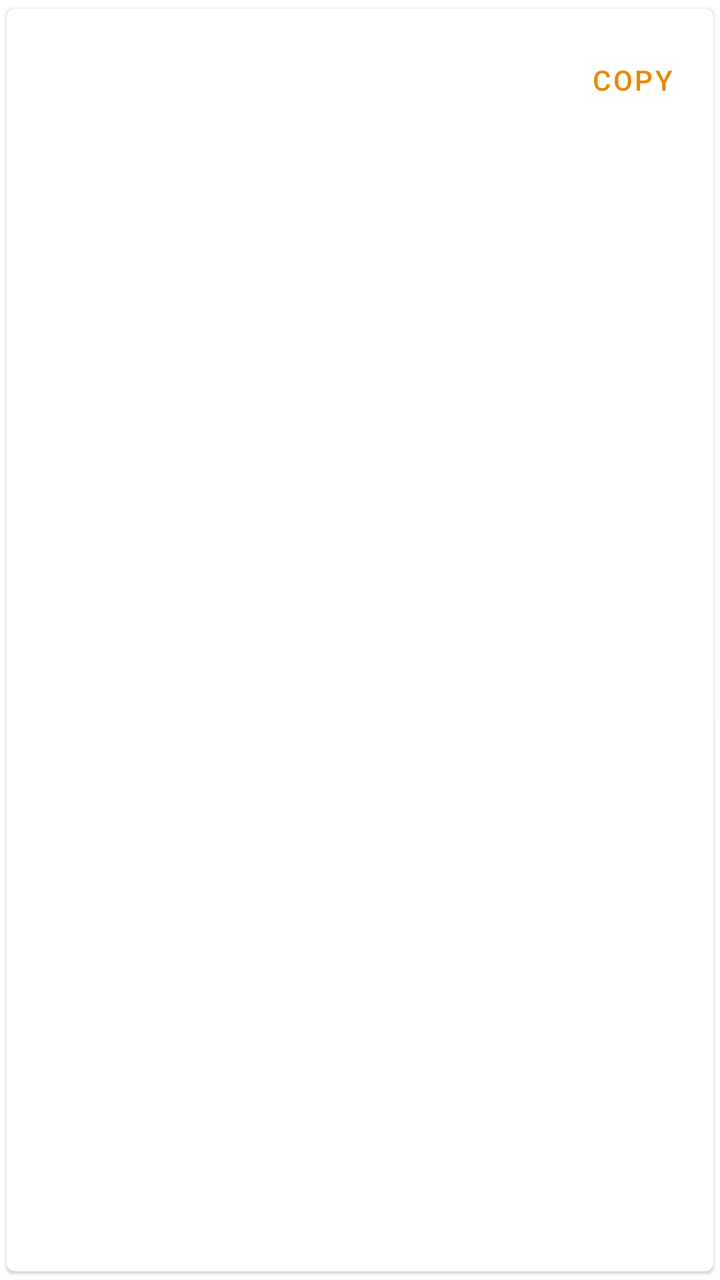
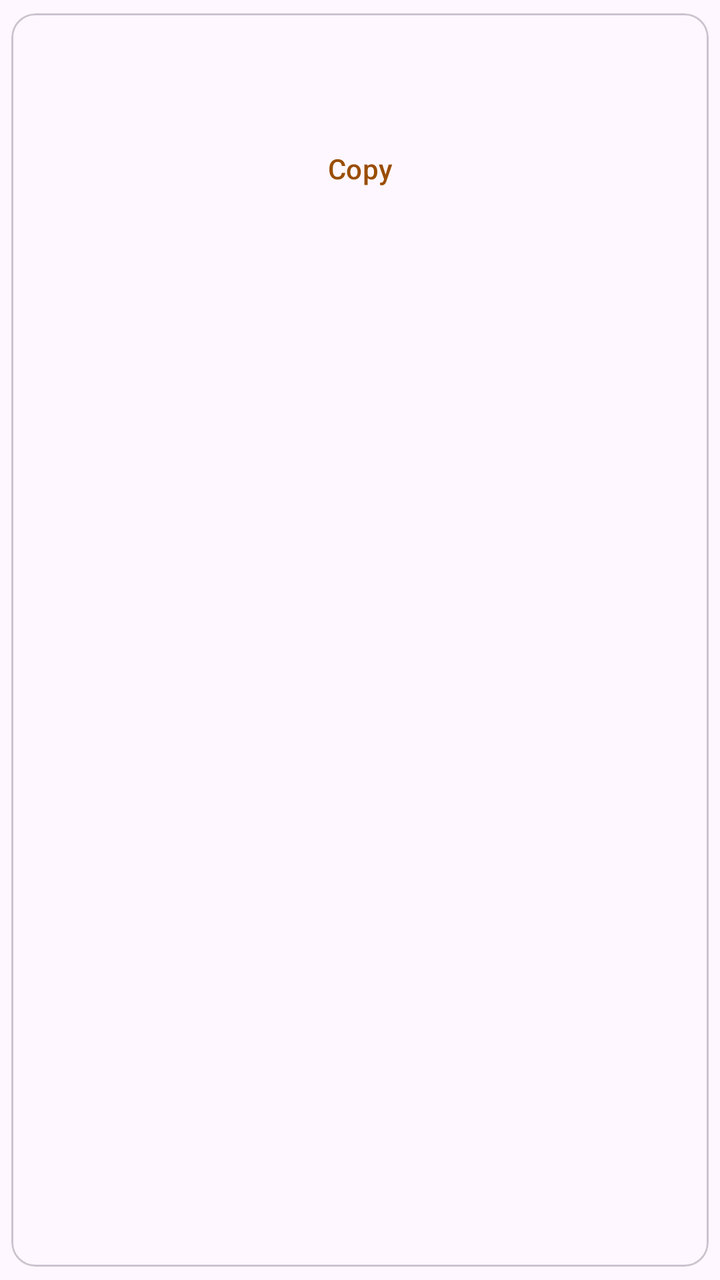

An Android layout rendered at two revisions. The XML below is the earlier revision; the diff shows what the commit changed to produce the second picture.
<!-- AndroidManifest.xml: application theme AppTheme -->
<!-- res/layout/item_digest.xml -->
<?xml version="1.0" encoding="utf-8"?>
<com.google.android.material.card.MaterialCardView xmlns:android="http://schemas.android.com/apk/res/android"
    xmlns:app="http://schemas.android.com/apk/res-auto"
    android:layout_width="match_parent"
    android:layout_height="wrap_content"
    android:layout_marginTop="8dp"
    app:cardUseCompatPadding="true">

    <LinearLayout
        android:layout_width="match_parent"
        android:layout_height="wrap_content"
        android:orientation="vertical"
        android:padding="12dp">

        <LinearLayout
            android:layout_width="match_parent"
            android:layout_height="wrap_content"
            android:gravity="center_vertical"
            android:orientation="horizontal">

            <TextView
                android:id="@+id/algorithm"
                android:layout_width="0dp"
                android:layout_height="wrap_content"
                android:layout_weight="1"
                android:textAppearance="@style/TextAppearance.MaterialComponents.Subtitle2" />

            <TextView
                android:id="@+id/legacy"
                android:layout_width="wrap_content"
                android:layout_height="wrap_content"
                android:layout_marginEnd="8dp"
                android:text="@string/digest_legacy_label"
                android:textAppearance="@style/TextAppearance.MaterialComponents.Caption"
                android:visibility="gone" />

            <com.google.android.material.button.MaterialButton
                android:id="@+id/copy"
                style="@style/Widget.MaterialComponents.Button.TextButton"
                android:layout_width="wrap_content"
                android:layout_height="wrap_content"
                android:minWidth="0dp"
                android:text="@string/action_copy" />
        </LinearLayout>

        <TextView
            android:id="@+id/digest"
            android:layout_width="match_parent"
            android:layout_height="wrap_content"
            android:fontFamily="monospace"
            android:textDirection="ltr"
            android:textIsSelectable="true" />
    </LinearLayout>

</com.google.android.material.card.MaterialCardView>
<!-- resources referenced by this layout -->
<resources>
  <string name="action_copy">Copy</string>
  <string name="digest_legacy_label">Legacy</string>
  <style name="AppTheme" parent="Theme.MaterialComponents.DayNight.NoActionBar">
          <item name="colorPrimary">@color/color_primary</item>
          <item name="colorPrimaryVariant">@color/color_primary_dark</item>
          <item name="colorSecondary">@color/color_secondary</item>
          <item name="android:colorAccent">@color/color_secondary</item>
          <item name="android:navigationBarColor">@color/window_background</item>
          <item name="android:windowActionModeOverlay">true</item>
          <item name="android:windowBackground">@color/window_background</item>
          <item name="windowActionModeOverlay">true</item>
      </style>
  <color name="color_primary">#E88A00</color>
  <color name="color_primary_dark">#A85A00</color>
  <color name="color_secondary">#0097A7</color>
  <color name="window_background">#FFFFFFFF</color>
</resources>

<!-- the commit's change to res/layout/item_digest.xml (unified diff, before → after) -->
@@ -23,7 +23,7 @@
                 android:layout_width="0dp"
                 android:layout_height="wrap_content"
                 android:layout_weight="1"
-                android:textAppearance="@style/TextAppearance.MaterialComponents.Subtitle2" />
+                android:textAppearance="@style/TextAppearance.Material3.TitleSmall" />
 
             <TextView
                 android:id="@+id/legacy"
@@ -31,25 +31,31 @@
                 android:layout_height="wrap_content"
                 android:layout_marginEnd="8dp"
                 android:text="@string/digest_legacy_label"
-                android:textAppearance="@style/TextAppearance.MaterialComponents.Caption"
+                android:textAppearance="@style/TextAppearance.Material3.BodySmall"
                 android:visibility="gone" />
-
-            <com.google.android.material.button.MaterialButton
-                android:id="@+id/copy"
-                style="@style/Widget.MaterialComponents.Button.TextButton"
-                android:layout_width="wrap_content"
-                android:layout_height="wrap_content"
-                android:minWidth="0dp"
-                android:text="@string/action_copy" />
         </LinearLayout>
 
         <TextView
             android:id="@+id/digest"
             android:layout_width="match_parent"
             android:layout_height="wrap_content"
+            android:breakStrategy="simple"
             android:fontFamily="monospace"
-            android:textDirection="ltr"
-            android:textIsSelectable="true" />
+            android:hyphenationFrequency="none"
+            android:layoutDirection="ltr"
+            android:lineSpacingExtra="2dp"
+            android:textAlignment="textStart"
+            android:textDirection="ltr" />
+
+        <com.google.android.material.button.MaterialButton
+            android:id="@+id/copy"
+            style="@style/Widget.Material3.Button.TextButton"
+            android:layout_width="match_parent"
+            android:layout_height="wrap_content"
+            android:layout_marginTop="4dp"
+            android:minHeight="48dp"
+            android:minWidth="48dp"
+            android:text="@string/action_copy" />
     </LinearLayout>
 
 </com.google.android.material.card.MaterialCardView>
<!-- resource entries referenced after the edit -->
@@ -2,19 +2,20 @@
 <resources>
   <string name="action_copy">Copy</string>
   <string name="digest_legacy_label">Legacy</string>
-  <style name="AppTheme" parent="Theme.MaterialComponents.DayNight.NoActionBar">
+  <style name="AppTheme" parent="Theme.Material3.DayNight.NoActionBar">
           <item name="colorPrimary">@color/color_primary</item>
-          <item name="colorPrimaryVariant">@color/color_primary_dark</item>
+          <item name="colorOnPrimary">@color/color_on_primary</item>
           <item name="colorSecondary">@color/color_secondary</item>
+          <item name="colorOnSecondary">@color/color_on_secondary</item>
           <item name="android:colorAccent">@color/color_secondary</item>
-          <item name="android:navigationBarColor">@color/window_background</item>
+          <item name="android:navigationBarColor">?attr/colorSurface</item>
           <item name="android:windowActionModeOverlay">true</item>
-          <item name="android:windowBackground">@color/window_background</item>
+          <item name="android:windowBackground">?attr/colorSurface</item>
           <item name="windowActionModeOverlay">true</item>
       </style>
-  <color name="color_primary">#E88A00</color>
-  <color name="color_primary_dark">#A85A00</color>
-  <color name="color_secondary">#0097A7</color>
-  <color name="window_background">#FFFFFFFF</color>
+  <color name="color_primary">#9A4D00</color>
+  <color name="color_on_primary">#FFFFFFFF</color>
+  <color name="color_secondary">#006874</color>
+  <color name="color_on_secondary">#FFFFFFFF</color>
 </resources>
 
